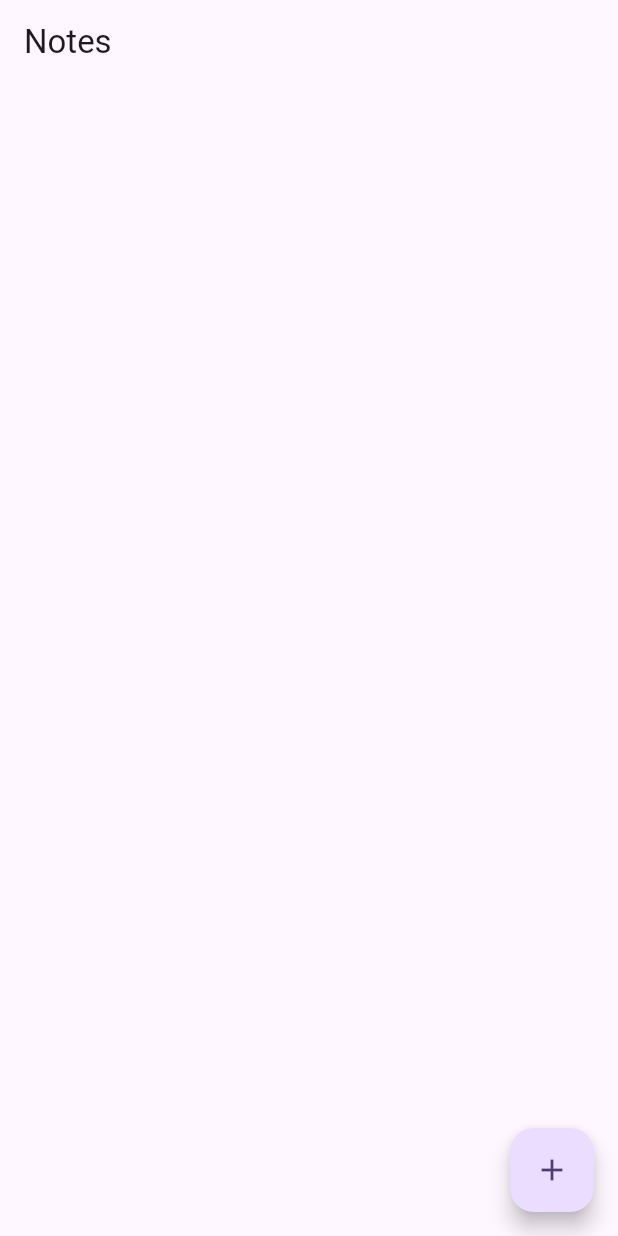
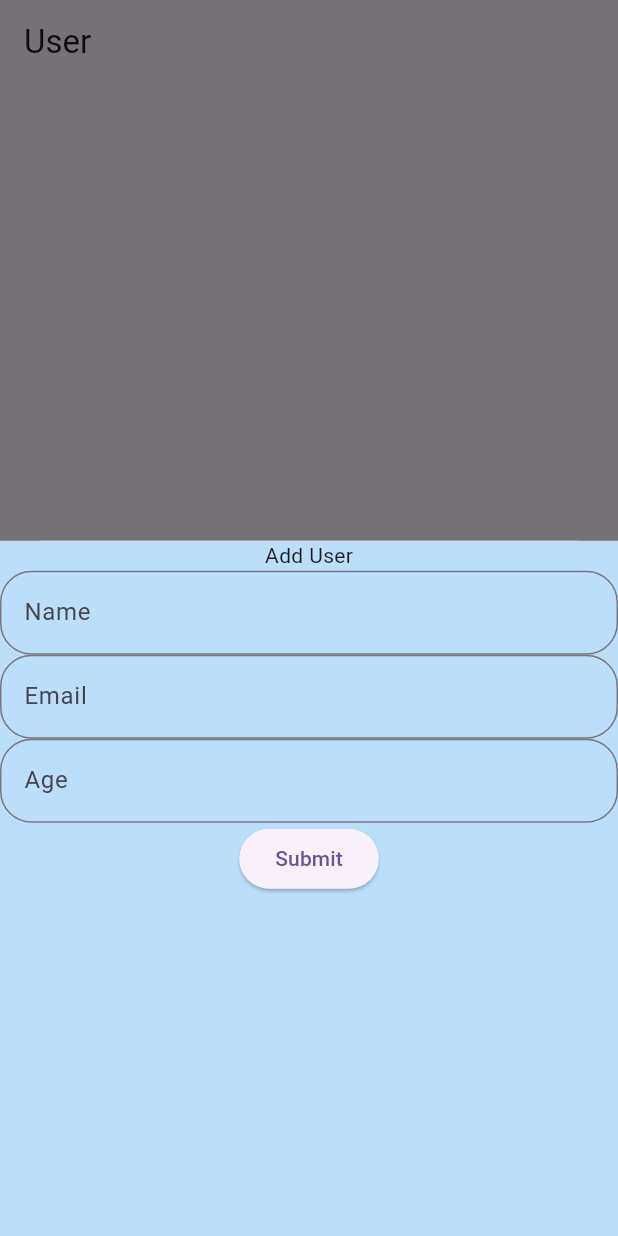
Before and after one commit to raunak2909/firebase_131_flutterfire, a Flutter app: the screen it shows after launch, after a tap on the "add" icon, on a phone screen of 412 x 824 dp. Run offline on Flutter 3.47's test engine with Material 2 defaults, Android fonts, the phone set to English and light mode, and no system bars; our stand-ins replace cloud_firestore, firebase_core; accounts and stored records are empty.

Commit message:
Added Update, Delete and Query

```diff
--- a/lib/note_model.dart
+++ b/lib/note_model.dart
@@ -1,6 +1,6 @@
 class NoteModel {
   String? body;
-  int? id;
+  String? id;
   String? title;
 
   NoteModel({this.body, this.title, this.id});
--- /dev/null
+++ b/lib/user_page.dart
@@ -0,0 +1,131 @@
+import 'package:cloud_firestore/cloud_firestore.dart';
+import 'package:firebase_131_flutterfire/usermodel.dart';
+import 'package:flutter/material.dart';
+
+class UserPage extends StatefulWidget {
+  const UserPage({super.key});
+
+  @override
+  State<UserPage> createState() => _UserPageState();
+}
+
+class _UserPageState extends State<UserPage> {
+  late FirebaseFirestore db;
+  var nameController = TextEditingController();
+  var emailController = TextEditingController();
+  var ageController = TextEditingController();
+
+  @override
+  void initState() {
+    super.initState();
+
+    db = FirebaseFirestore.instance;
+  }
+
+  @override
+  Widget build(BuildContext context) {
+    return Scaffold(
+      appBar: AppBar(
+        title: Text('User'),
+      ),
+      body: StreamBuilder(
+        stream: db.collection("users").where('name', isGreaterThanOrEqualTo: "Rami")
+            .where('name', isLessThanOrEqualTo: "Rami"+ '\uf8ff').snapshots(),
+        builder: (_, snapshot) {
+          if (snapshot.connectionState == ConnectionState.waiting) {
+            return Center(
+              child: CircularProgressIndicator(),
+            );
+          } else if (snapshot.hasError) {
+          } else if (snapshot.hasData) {
+            return ListView.builder(
+                itemCount: snapshot.data!.docs.length,
+                itemBuilder: (_, index) {
+                  var model =
+                      UserModel.fromJson(snapshot.data!.docs[index].data());
+                  model.id = snapshot.data!.docs[index].id;
+                  print("id: ${model.id}");
+                  return ListTile(
+                    title: Text('${model.name}'),
+                    subtitle: Text('${model.age}'),
+                    trailing: InkWell(
+                        onTap: () {
+                          //delete
+                          db
+                              .collection("users")
+                              .doc(model.id)
+                              .delete()
+                              .then((value) => print("${model.id} deleted"));
+                        },
+                        child: Icon(Icons.delete)),
+                  );
+                });
+          }
+
+          return Container();
+        },
+      ),
+      floatingActionButton: FloatingActionButton(
+        onPressed: () {
+          showModalBottomSheet(
+              context: context,
+              builder: (_) {
+                print(MediaQuery.of(context).viewInsets.bottom);
+                return Container(
+                  height: MediaQuery.of(context).viewInsets.bottom == 0.0
+                      ? 600
+                      : 1200,
+                  color: Colors.blue.shade100,
+                  child: Column(
+                    children: [
+                      Text('Add User'),
+                      TextField(
+                        controller: nameController,
+                        onTap: () {},
+                        decoration: InputDecoration(
+                            label: Text('Name'),
+                            hintText: "Enter Name here..",
+                            border: OutlineInputBorder(
+                                borderRadius: BorderRadius.circular(21))),
+                      ),
+                      TextField(
+                        controller: emailController,
+                        decoration: InputDecoration(
+                            label: Text('Email'),
+                            hintText: "Enter Email here..",
+                            border: OutlineInputBorder(
+                                borderRadius: BorderRadius.circular(21))),
+                      ),
+                      TextField(
+                        controller: ageController,
+                        onTap: () {},
+                        decoration: InputDecoration(
+                            label: Text('Age'),
+                            hintText: "Enter Age here..",
+                            border: OutlineInputBorder(
+                                borderRadius: BorderRadius.circular(21))),
+                      ),
+                      ElevatedButton(
+                          onPressed: () {
+                            db
+                                .collection("users")
+                                .add(UserModel(
+                                        name: nameController.text.toString(),
+                                        email: emailController.text.toString(),
+                                        age: int.parse(ageController.text.toString()))
+                                    .toJson())
+                                .then((value) {
+                              print(value.id);
+                            });
+                          },
+                          child: Text('Submit'))
+                    ],
+                  ),
+                );
+              });
+        },
+        child: Icon(Icons.add),
+      ),
+    );
+  }
+}
--- /dev/null
+++ b/lib/usermodel.dart
@@ -0,0 +1,25 @@
+class UserModel {
+  String? name;
+  String? id;
+  String? email;
+  int? age;
+
+  UserModel({this.email, this.id, this.name, this.age});
+
+
+  factory UserModel.fromJson(Map<String, dynamic> json){
+    return UserModel(
+      name: json['name'],
+      email: json['email'],
+      age: json['age'],
+    );
+  }
+
+  Map<String, dynamic> toJson(){
+    return {
+      "age" : age,
+      "email": email,
+      "name": name,
+    };
+  }
+}
```
Also changed, not shown: lib/main.dart (+153 -31 lines).
